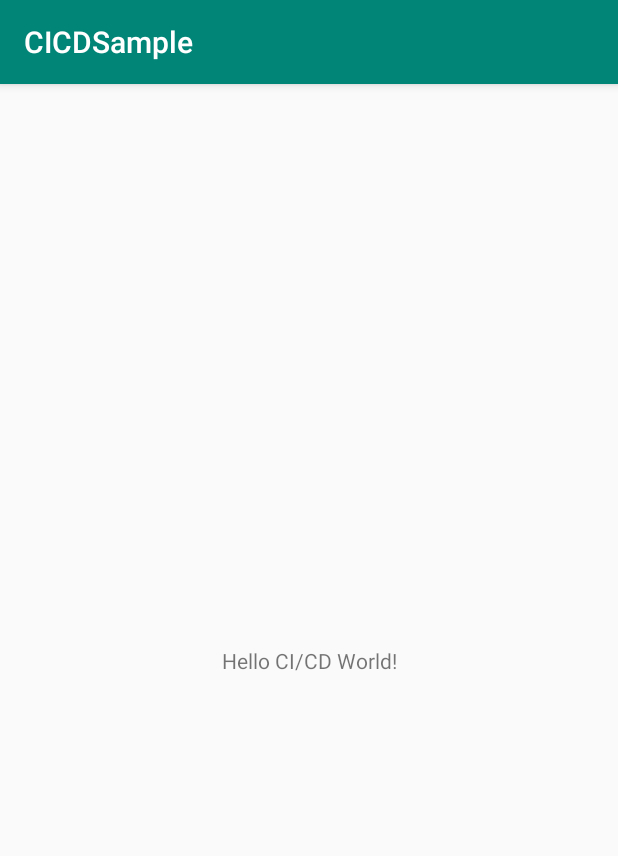
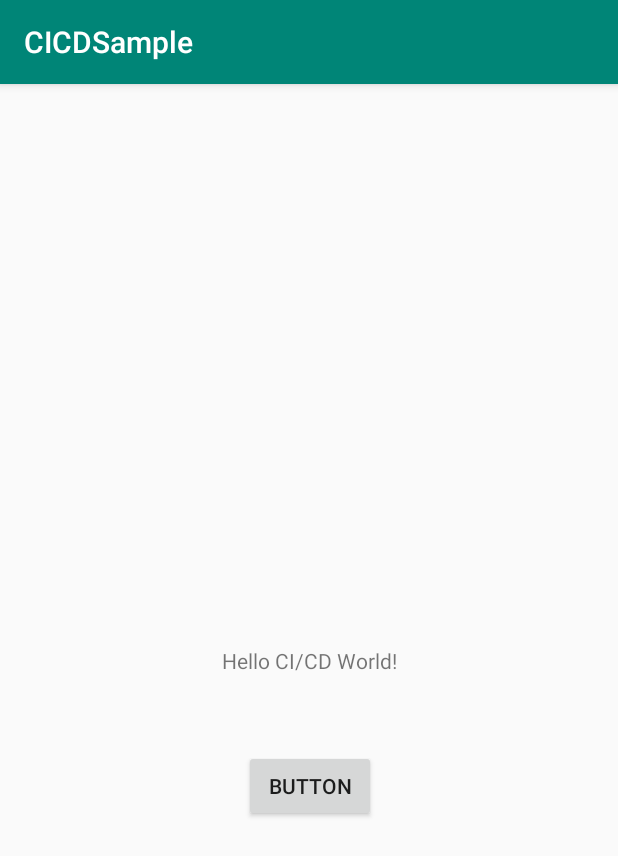
Before and after one commit to snehalpoyrekar/CI-CD, an Android app: the screen it shows after launch (MainActivity), on a phone screen of 412 x 824 dp. Shown: the top 856 px of the screen. Run offline under Robolectric (Android 15) with nearby library versions, the phone set to English and light mode, and no system bars.

Commit message:
Feature changes

```diff
--- a/app/src/main/res/layout/activity_main.xml
+++ b/app/src/main/res/layout/activity_main.xml
@@ -7,6 +7,7 @@
     tools:context=".MainActivity">
 
     <TextView
+        android:id="@+id/textView"
         android:layout_width="wrap_content"
         android:layout_height="wrap_content"
         android:text="Hello CI/CD World!"
@@ -15,4 +16,14 @@
         app:layout_constraintRight_toRightOf="parent"
         app:layout_constraintTop_toTopOf="parent" />
 
+    <Button
+        android:id="@+id/button"
+        android:layout_width="wrap_content"
+        android:layout_height="wrap_content"
+        android:layout_marginTop="50dp"
+        android:text="Button"
+        app:layout_constraintEnd_toEndOf="@+id/textView"
+        app:layout_constraintStart_toStartOf="@+id/textView"
+        app:layout_constraintTop_toBottomOf="@+id/textView" />
+
 </androidx.constraintlayout.widget.ConstraintLayout>
```
